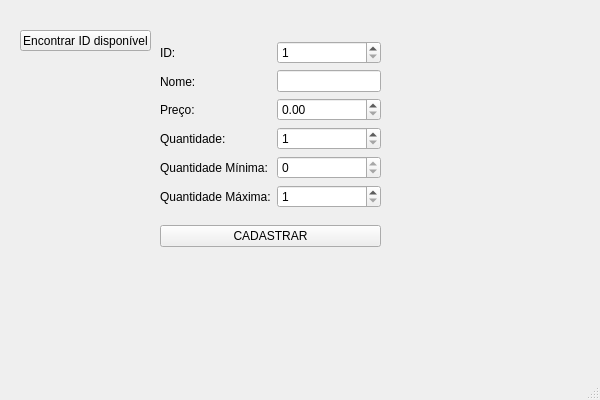
Qt form Estoque/mainwindow.ui (grochavieira/ControleDeEstoque) before a commit.
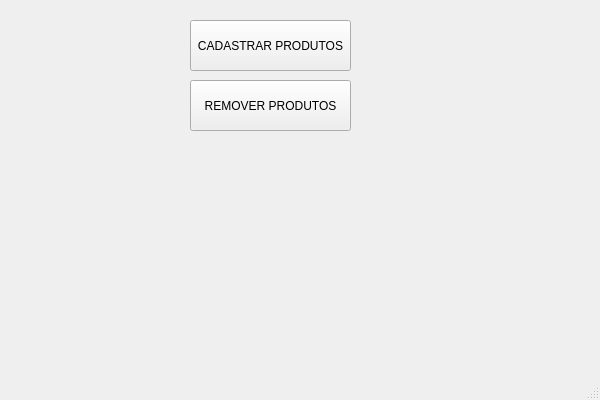
The same form after that commit.

The edit to the form file:
```diff
--- a/Estoque/mainwindow.ui
+++ b/Estoque/mainwindow.ui
@@ -26,13 +26,13 @@
    <string>MainWindow</string>
   </property>
   <widget class="QWidget" name="centralwidget">
-   <widget class="QLabel" name="lblErroId">
+   <widget class="QPushButton" name="btnCadastrarProdutosJanela">
     <property name="geometry">
      <rect>
-      <x>390</x>
-      <y>40</y>
+      <x>190</x>
+      <y>20</y>
       <width>161</width>
-      <height>16</height>
+      <height>51</height>
      </rect>
     </property>
     <property name="styleSheet">
@@ -40,16 +40,16 @@
 </string>
     </property>
     <property name="text">
-     <string/>
+     <string>CADASTRAR PRODUTOS</string>
     </property>
    </widget>
-   <widget class="QLabel" name="lblErroNome">
+   <widget class="QPushButton" name="btnRemoverProdutosTela">
     <property name="geometry">
      <rect>
-      <x>390</x>
-      <y>70</y>
+      <x>190</x>
+      <y>80</y>
       <width>161</width>
-      <height>16</height>
+      <height>51</height>
      </rect>
     </property>
     <property name="styleSheet">
@@ -57,172 +57,9 @@
 </string>
     </property>
     <property name="text">
-     <string/>
+     <string>REMOVER PRODUTOS</string>
     </property>
    </widget>
-   <widget class="QLabel" name="lblErroPreco">
-    <property name="geometry">
-     <rect>
-      <x>390</x>
-      <y>100</y>
-      <width>161</width>
-      <height>16</height>
-     </rect>
-    </property>
-    <property name="styleSheet">
-     <string notr="true">color: &quot;red&quot;;
-</string>
-    </property>
-    <property name="text">
-     <string/>
-    </property>
-   </widget>
-   <widget class="QPushButton" name="btnEncontrarId">
-    <property name="geometry">
-     <rect>
-      <x>20</x>
-      <y>30</y>
-      <width>131</width>
-      <height>21</height>
-     </rect>
-    </property>
-    <property name="text">
-     <string>Encontrar ID disponível</string>
-    </property>
-   </widget>
-   <widget class="QWidget" name="">
-    <property name="geometry">
-     <rect>
-      <x>160</x>
-      <y>30</y>
-      <width>221</width>
-      <height>229</height>
-     </rect>
-    </property>
-    <layout class="QVBoxLayout" name="verticalLayout_3">
-     <item>
-      <layout class="QHBoxLayout" name="horizontalLayout">
-       <item>
-        <layout class="QVBoxLayout" name="verticalLayout">
-         <item>
-          <widget class="QLabel" name="label">
-           <property name="text">
-            <string>ID:</string>
-           </property>
-          </widget>
-         </item>
-         <item>
-          <widget class="QLabel" name="label_2">
-           <property name="text">
-            <string>Nome:</string>
-           </property>
-          </widget>
-         </item>
-         <item>
-          <widget class="QLabel" name="label_3">
-           <property name="text">
-            <string>Preço:</string>
-           </property>
-          </widget>
-         </item>
-         <item>
-          <widget class="QLabel" name="label_4">
-           <property name="text">
-            <string>Quantidade:</string>
-           </property>
-          </widget>
-         </item>
-         <item>
-          <widget class="QLabel" name="label_5">
-           <property name="text">
-            <string>Quantidade Mínima:</string>
-           </property>
-          </widget>
-         </item>
-         <item>
-          <widget class="QLabel" name="label_6">
-           <property name="text">
-            <string>Quantidade Máxima:</string>
-           </property>
-          </widget>
-         </item>
-        </layout>
-       </item>
-       <item>
-        <layout class="QVBoxLayout" name="verticalLayout_2">
-         <item>
-          <widget class="QSpinBox" name="spnIdProduto">
-           <property name="readOnly">
-            <bool>false</bool>
-           </property>
-           <property name="minimum">
-            <number>1</number>
-           </property>
-           <property name="maximum">
-            <number>999999</number>
-           </property>
-          </widget>
-         </item>
-         <item>
-          <widget class="QLineEdit" name="txtNomeProduto">
-           <property name="maxLength">
-            <number>30</number>
-           </property>
-          </widget>
-         </item>
-         <item>
-          <widget class="QDoubleSpinBox" name="spnPrecoProduto">
-           <property name="maximum">
-            <double>9999.989999999999782</double>
-           </property>
-          </widget>
-         </item>
-         <item>
-          <widget class="QSpinBox" name="spnQuantidadeProduto">
-           <property name="minimum">
-            <number>1</number>
-           </property>
-           <property name="maximum">
-            <number>999999</number>
-           </property>
-          </widget>
-         </item>
-         <item>
-          <widget class="QSpinBox" name="spnQuantidadeMinProduto">
-           <property name="minimum">
-            <number>0</number>
-           </property>
-           <property name="maximum">
-            <number>0</number>
-           </property>
-           <property name="value">
-            <number>0</number>
-           </property>
-          </widget>
-         </item>
-         <item>
-          <widget class="QSpinBox" name="spnQuantidadeMaxProduto">
-           <property name="minimum">
-            <number>1</number>
-           </property>
-           <property name="maximum">
-            <number>999999</number>
-           </property>
-          </widget>
-         </item>
-        </layout>
-       </item>
-      </layout>
-     </item>
-     <item>
-      <widget class="QPushButton" name="btnCadastrarProduto">
-       <property name="text">
-        <string>CADASTRAR</string>
-       </property>
-      </widget>
-     </item>
-    </layout>
-   </widget>
   </widget>
   <widget class="QMenuBar" name="menubar">
    <property name="geometry">
```
Left out of the diff: 8 changed lines with no effect on the pictures.
